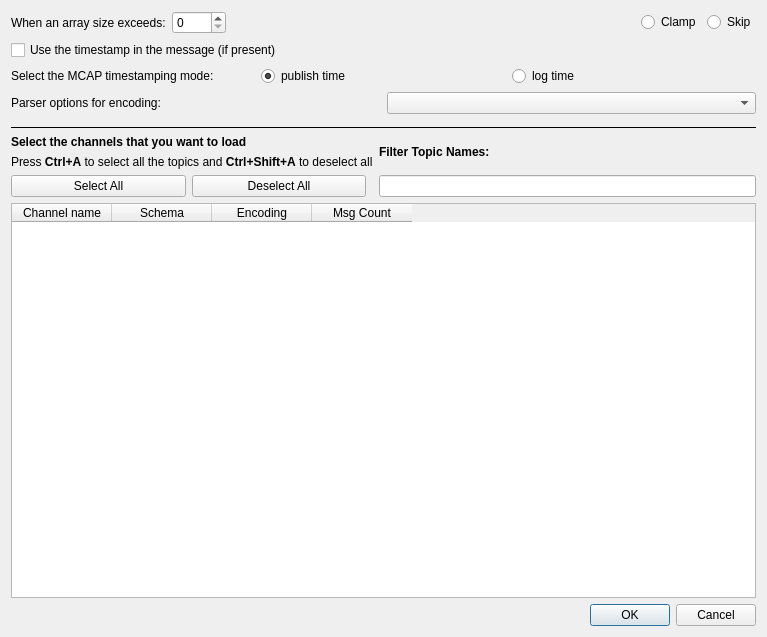
Before: the Qt Designer form data_load_mcap/dialog_mcap.ui in PlotJuggler/pj-official-plugins, drawn with Qt 5.
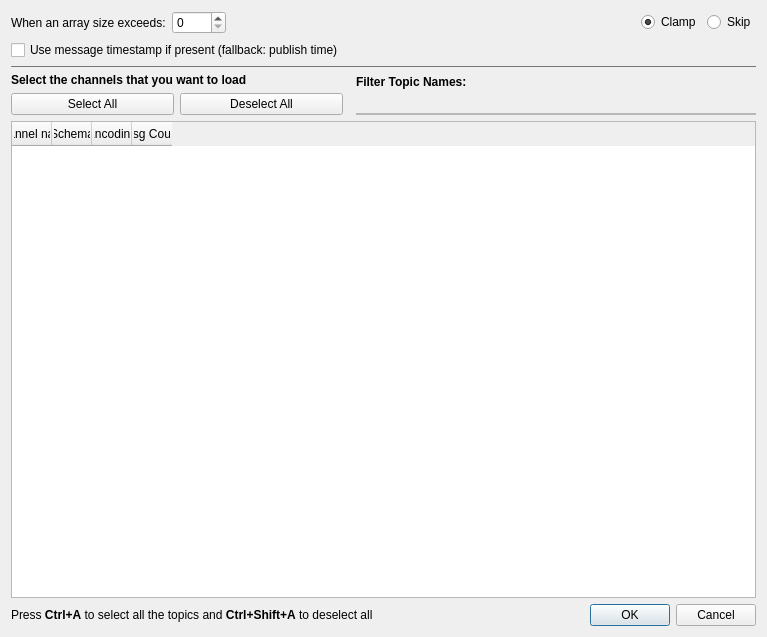
After: the same form once the commit is applied.

Commit message: fix(data_load_mcap): align dialog layout and simplify timestamp option

Diff of the .ui file:
```diff
--- a/data_load_mcap/dialog_mcap.ui
+++ b/data_load_mcap/dialog_mcap.ui
@@ -71,93 +71,29 @@
    <item>
     <widget class="QCheckBox" name="checkBoxUseTimestamp">
      <property name="text">
-      <string>Use the timestamp in the message (if present)</string>
+      <string>Use message timestamp if present (fallback: publish time)</string>
      </property>
     </widget>
    </item>
    <item>
-    <layout class="QHBoxLayout" name="horizontalLayout_1">
-     <item>
-      <widget class="QLabel" name="label_3">
-       <property name="text">
-        <string>Select the MCAP timestamping mode:</string>
-       </property>
-      </widget>
-     </item>
-     <item>
-      <widget class="QRadioButton" name="radioPubTime">
-       <property name="text">
-        <string>publish time</string>
-       </property>
-       <property name="checked">
-        <bool>true</bool>
-       </property>
-       <attribute name="buttonGroup">
-        <string notr="true">buttonGroup</string>
-       </attribute>
-      </widget>
-     </item>
-     <item>
-      <widget class="QRadioButton" name="radioLogTime">
-       <property name="text">
-        <string>log time</string>
-       </property>
-       <attribute name="buttonGroup">
-        <string notr="true">buttonGroup</string>
-       </attribute>
-      </widget>
-     </item>
-    </layout>
-   </item>
-   <item>
-    <layout class="QHBoxLayout" name="horizontalLayoutEncoding">
-     <item>
-      <widget class="QLabel" name="labelEncoding">
-       <property name="text">
-        <string>Parser options for encoding:</string>
-       </property>
-      </widget>
-     </item>
-     <item>
-      <widget class="QComboBox" name="comboBoxProtocol"/>
-     </item>
-    </layout>
-   </item>
-   <item>
-    <widget class="QWidget" name="parserSlotContainer" native="true">
-     <layout class="QVBoxLayout" name="verticalLayoutParserSlot">
-      <property name="leftMargin">
-       <number>0</number>
-      </property>
-      <property name="topMargin">
-       <number>0</number>
-      </property>
-      <property name="rightMargin">
-       <number>0</number>
-      </property>
-      <property name="bottomMargin">
-       <number>0</number>
-      </property>
-      <item>
-       <widget class="QWidget" name="pj_parser_slot" native="true">
-        <property name="minimumSize">
-         <size>
-          <width>0</width>
-          <height>0</height>
-         </size>
-        </property>
-       </widget>
-      </item>
-     </layout>
-    </widget>
-   </item>
-   <item>
-    <widget class="Line" name="line_2">
-     <property name="frameShadow">
-      <enum>QFrame::Plain</enum>
+    <widget class="QFrame" name="line">
+     <property name="minimumSize">
+      <size>
+       <width>0</width>
+       <height>1</height>
+      </size>
      </property>
-     <property name="orientation">
-      <enum>Qt::Horizontal</enum>
+     <property name="maximumSize">
+      <size>
+       <width>16777215</width>
+       <height>1</height>
+      </size>
+     </property>
+     <property name="styleSheet">
+      <string notr="true">background-color: palette(shadow);</string>
+     </property>
+     <property name="frameShape">
+      <enum>QFrame::NoFrame</enum>
      </property>
     </widget>
    </item>
@@ -178,18 +114,6 @@
          </property>
         </widget>
        </item>
-       <item>
-        <widget class="QLabel" name="labelUsageHint">
-         <property name="font">
-          <font>
-           <pointsize>9</pointsize>
-          </font>
-         </property>
-         <property name="text">
-          <string>&lt;html&gt;&lt;head/&gt;&lt;body&gt;&lt;p&gt;Press &lt;span style=&quot;font-weight:600;&quot;&gt;Ctrl+A&lt;/span&gt; to select all the topics and &lt;span style=&quot;font-weight:600;&quot;&gt;Ctrl+Shift+A&lt;/span&gt; to deselect all&lt;/p&gt;&lt;/body&gt;&lt;/html&gt;</string>
-         </property>
-        </widget>
-       </item>
        <item>
         <layout class="QHBoxLayout" name="selectButtonsLayout">
          <item>
@@ -240,7 +164,18 @@
            <height>16777215</height>
           </size>
          </property>
-         <property name="clearButtonEnabled">
+         <property name="styleSheet">
+          <string notr="true">QLineEdit#lineEditFilter {
+  background-color: transparent;
+  border: 0px;
+  border-radius: 0px;
+  border-bottom: 2px solid palette(mid);
+}
+QLineEdit#lineEditFilter:focus {
+  border-bottom: 2px solid palette(highlight);
+}</string>
+         </property>
+<property name="clearButtonEnabled">
           <bool>true</bool>
          </property>
         </widget>
@@ -251,6 +186,9 @@
    </item>
    <item>
     <widget class="QTableWidget" name="tableWidget">
+     <property name="styleSheet">
+      <string>QHeaderView::section { height: 24px; }</string>
+     </property>
      <property name="editTriggers">
       <set>QAbstractItemView::NoEditTriggers</set>
      </property>
@@ -266,6 +204,30 @@
      <property name="columnCount">
       <number>4</number>
      </property>
+     <attribute name="horizontalHeaderHighlightSections">
+      <bool>false</bool>
+     </attribute>
+     <attribute name="horizontalHeaderMinimumSectionSize">
+      <number>40</number>
+     </attribute>
+     <attribute name="horizontalHeaderDefaultSectionSize">
+      <number>24</number>
+     </attribute>
+     <attribute name="horizontalHeaderStretchLastSection">
+      <bool>false</bool>
+     </attribute>
+     <property name="styleSheet">
+      <string>QHeaderView::section { height: 24px; }</string>
+     </property>
+     <attribute name="horizontalHeaderMinimumSectionSize">
+      <number>40</number>
+     </attribute>
+     <attribute name="horizontalHeaderDefaultSectionSize">
+      <number>24</number>
+     </attribute>
+     <attribute name="horizontalHeaderStretchLastSection">
+      <bool>false</bool>
+     </attribute>
      <attribute name="verticalHeaderVisible">
       <bool>false</bool>
      </attribute>
@@ -292,14 +254,30 @@
     </widget>
    </item>
    <item>
-    <widget class="QDialogButtonBox" name="buttonBox">
-     <property name="orientation">
-      <enum>Qt::Horizontal</enum>
-     </property>
-     <property name="standardButtons">
-      <set>QDialogButtonBox::Cancel|QDialogButtonBox::Ok</set>
-     </property>
-    </widget>
+    <layout class="QHBoxLayout" name="bottomBar">
+     <item>
+      <widget class="QLabel" name="labelUsageHint">
+       <property name="font">
+        <font>
+         <pointsize>9</pointsize>
+        </font>
+       </property>
+       <property name="text">
+        <string>&lt;html&gt;&lt;head/&gt;&lt;body&gt;&lt;p&gt;Press &lt;span style=&quot;font-weight:600;&quot;&gt;Ctrl+A&lt;/span&gt; to select all the topics and &lt;span style=&quot;font-weight:600;&quot;&gt;Ctrl+Shift+A&lt;/span&gt; to deselect all&lt;/p&gt;&lt;/body&gt;&lt;/html&gt;</string>
+       </property>
+      </widget>
+     </item>
+     <item>
+      <widget class="QDialogButtonBox" name="buttonBox">
+       <property name="orientation">
+        <enum>Qt::Horizontal</enum>
+       </property>
+       <property name="standardButtons">
+        <set>QDialogButtonBox::Cancel|QDialogButtonBox::Ok</set>
+       </property>
+      </widget>
+     </item>
+    </layout>
    </item>
   </layout>
  </widget>
```
Left out of the diff: 1 changed line with no effect on the pictures. The commit also changes 4 other files.
